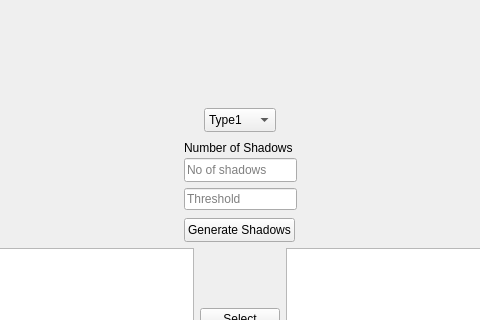
MikolajOsiecki/QT_cpp, file mainwindow.ui: the form before one commit; both pictures show x 406 to 886 and y 239 to 559 of the 1293 by 834 pixel window.
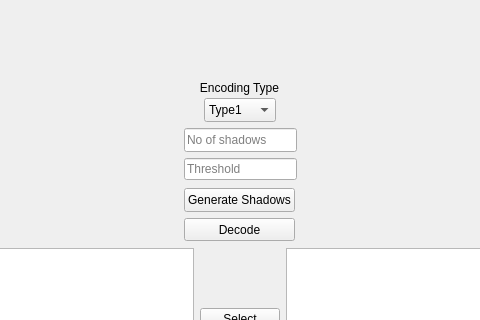
The form after the commit. Icons and pictures are not drawn.

Commit message: Encoding finished (?) Decoding only partially

```diff
--- a/mainwindow.ui
+++ b/mainwindow.ui
@@ -18,7 +18,7 @@
     <property name="geometry">
      <rect>
       <x>590</x>
-      <y>440</y>
+      <y>410</y>
       <width>111</width>
       <height>24</height>
      </rect>
@@ -63,7 +63,7 @@
     <property name="geometry">
      <rect>
       <x>610</x>
-      <y>330</y>
+      <y>320</y>
       <width>72</width>
       <height>24</height>
      </rect>
@@ -93,7 +93,7 @@
     <property name="geometry">
      <rect>
       <x>590</x>
-      <y>380</y>
+      <y>350</y>
       <width>113</width>
       <height>24</height>
      </rect>
@@ -115,13 +115,16 @@
     <property name="geometry">
      <rect>
       <x>590</x>
-      <y>360</y>
+      <y>300</y>
       <width>111</width>
       <height>20</height>
      </rect>
     </property>
     <property name="text">
-     <string>Number of Shadows</string>
+     <string>Encoding Type</string>
+    </property>
+    <property name="alignment">
+     <set>Qt::AlignCenter</set>
     </property>
    </widget>
    <widget class="QPushButton" name="btnSelectImage">
@@ -192,7 +195,7 @@
     <property name="geometry">
      <rect>
       <x>590</x>
-      <y>410</y>
+      <y>380</y>
       <width>113</width>
       <height>22</height>
      </rect>
@@ -204,6 +207,19 @@
      <bool>true</bool>
     </property>
    </widget>
+   <widget class="QPushButton" name="btnDecode">
+    <property name="geometry">
+     <rect>
+      <x>590</x>
+      <y>440</y>
+      <width>111</width>
+      <height>23</height>
+     </rect>
+    </property>
+    <property name="text">
+     <string>Decode</string>
+    </property>
+   </widget>
   </widget>
   <widget class="QMenuBar" name="menubar">
    <property name="geometry">
```
The commit also changes 8 other files.
